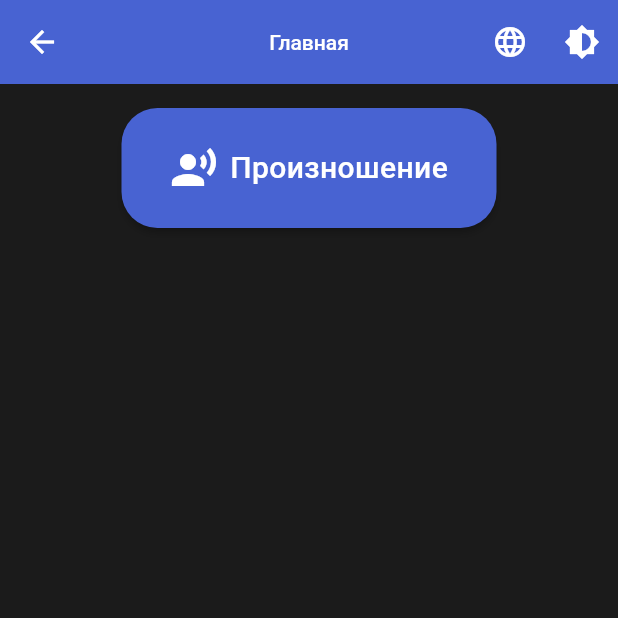
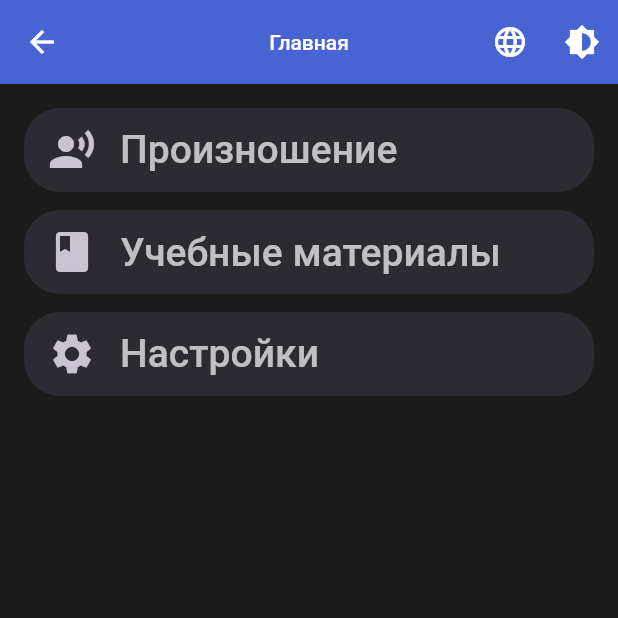
Before and after one commit to DSF1re/wlingo, a Flutter app: the HomeScreen screen opened directly, on a phone screen of 412 x 824 dp, the top half of it. Run offline on Flutter 3.47's test engine with Material 3 defaults, Android fonts, the phone set to English and light mode, and no system bars; our stand-ins replace dots_indicator, get_it, shared_preferences, speech_to_text, supabase_flutter; accounts and stored records are empty.

```diff
--- a/lib/core/repositories/options_repository.dart
+++ b/lib/core/repositories/options_repository.dart
@@ -15,6 +15,10 @@ class OptionsRepository {
     await _preferencesService.saveLanguage(newLocale.languageCode);
   }
 
+  String getCurrentLanguageCode() {
+    return localeNotifier.value.languageCode;
+  }
+
   Future<void> toggleTheme() async {
     final newThemeMode = themeModeNotifier.value == ThemeMode.light
         ? ThemeMode.dark
--- a/lib/l10n/app_en.arb
+++ b/lib/l10n/app_en.arb
@@ -45,5 +45,7 @@
   "new_word": "New word",
   "check_pronunciation": "Сheck pronunciation",
   "you_pronounced": "You pronounced:",
-  "listening": "Listening..."
+  "listening": "Listening...",
+  "study_materials": "Study materials",
+  "options": "Options"
 }
--- a/lib/l10n/app_localizations.dart
+++ b/lib/l10n/app_localizations.dart
@@ -328,6 +328,18 @@ abstract class AppLocalizations {
   /// In en, this message translates to:
   /// **'Listening...'**
   String get listening;
+
+  /// No description provided for @study_materials.
+  ///
+  /// In en, this message translates to:
+  /// **'Study materials'**
+  String get study_materials;
+
+  /// No description provided for @options.
+  ///
+  /// In en, this message translates to:
+  /// **'Options'**
+  String get options;
 }
 
 class _AppLocalizationsDelegate extends LocalizationsDelegate<AppLocalizations> {
--- a/lib/l10n/app_localizations_en.dart
+++ b/lib/l10n/app_localizations_en.dart
@@ -124,4 +124,10 @@ class AppLocalizationsEn extends AppLocalizations {
 
   @override
   String get listening => 'Listening...';
+
+  @override
+  String get study_materials => 'Study materials';
+
+  @override
+  String get options => 'Options';
 }
--- a/lib/l10n/app_localizations_ru.dart
+++ b/lib/l10n/app_localizations_ru.dart
@@ -124,4 +124,10 @@ class AppLocalizationsRu extends AppLocalizations {
 
   @override
   String get listening => 'Слушаю';
+
+  @override
+  String get study_materials => 'Учебные материалы';
+
+  @override
+  String get options => 'Настройки';
 }
--- a/lib/l10n/app_ru.arb
+++ b/lib/l10n/app_ru.arb
@@ -45,5 +45,7 @@
   "new_word": "Новое слово",
   "check_pronunciation": "Проверить произношение",
   "you_pronounced": "Вы произнесли:",
-  "listening": "Слушаю"
+  "listening": "Слушаю",
+  "study_materials": "Учебные материалы",
+  "options": "Настройки"
 }
--- a/lib/screens/home_screen.dart
+++ b/lib/screens/home_screen.dart
@@ -23,6 +23,7 @@ class _HomeScreenState extends State<HomeScreen> {
   @override
   Widget build(BuildContext context) {
     final theme = Theme.of(context);
+
     return Scaffold(
       appBar: AppBar(
         title: Text(AppLocalizations.of(context)!.home),
@@ -37,38 +38,56 @@ class _HomeScreenState extends State<HomeScreen> {
           ),
         ],
       ),
-      body: Padding(
+      body: ListView(
         padding: const EdgeInsets.all(16.0),
-        child: Column(
         children: [
-            Center(
-              child: SizedBox(
-                width: 250,
-                height: 80,
-                child: ElevatedButton.icon(
-                  icon: Icon(Icons.record_voice_over, size: 32),
-                  label: Text(
+          ListTile(
+            leading: const Icon(Icons.record_voice_over, size: 32),
+            title: Text(
               AppLocalizations.of(context)!.pronunciation,
-                    style: theme.textTheme.bodyMedium,
+              style: theme.textTheme.titleLarge,
             ),
-                  style: ElevatedButton.styleFrom(
             shape: RoundedRectangleBorder(
               borderRadius: BorderRadius.circular(24),
             ),
-                    padding: EdgeInsets.all(16),
-                  ),
-                  onPressed: () {
+            tileColor: theme.colorScheme.primary.withValues(alpha: 0.1),
+            onTap: () {
               Navigator.of(context).push(
-                      MaterialPageRoute(
-                        builder: (_) => PronunciationGameScreen(),
-                      ),
+                MaterialPageRoute(builder: (_) => PronunciationGameScreen()),
               );
             },
           ),
+          const SizedBox(height: 12),
+          ListTile(
+            leading: const Icon(Icons.book, size: 32),
+            title: Text(
+              AppLocalizations.of(context)!.study_materials,
+              style: theme.textTheme.titleLarge,
             ),
+            shape: RoundedRectangleBorder(
+              borderRadius: BorderRadius.circular(24),
+            ),
+            tileColor: theme.colorScheme.primary.withValues(alpha: 0.1),
+            onTap: () {
+              //TODO
+            },
+          ),
+          const SizedBox(height: 12),
+          ListTile(
+            leading: const Icon(Icons.settings, size: 32),
+            title: Text(
+              AppLocalizations.of(context)!.options,
+              style: theme.textTheme.titleLarge,
+            ),
+            shape: RoundedRectangleBorder(
+              borderRadius: BorderRadius.circular(24),
+            ),
+            tileColor: theme.colorScheme.primary.withValues(alpha: 0.1),
+            onTap: () {
+              //TODO
+            },
           ),
         ],
-        ),
       ),
     );
   }
```
Also changed, not shown: lib/core/repositories/words_repository.dart (+40 -0 lines), lib/screens/auth_screen.dart (+42 -6 lines), lib/screens/pronunciation_game_screen.dart (+75 -20 lines), lib/services/speech_service.dart (+20 -8 lines), lib/widgets/microphone_indicator.dart (added, +101 -0 lines). Lines whose indentation alone changed are shown as unchanged.
